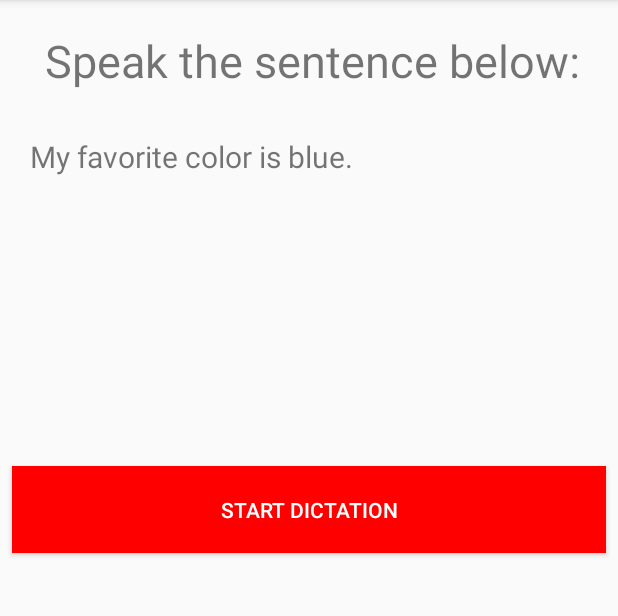
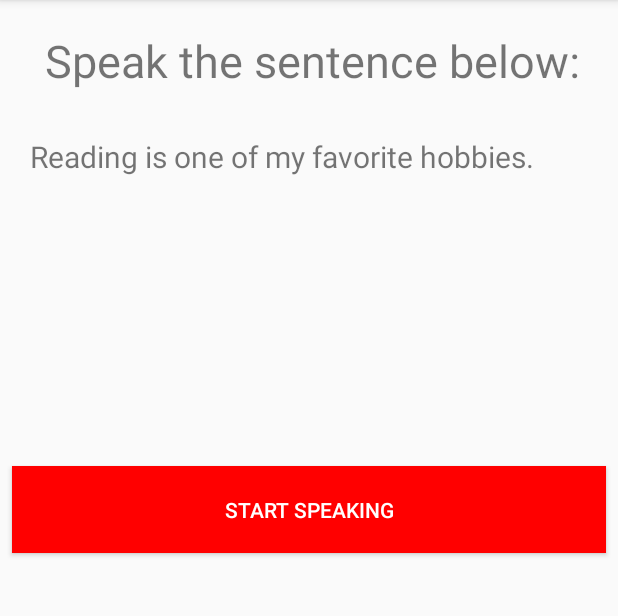
Before and after one commit to amrita-arun/TechnovationApp2020-21, an Android app: the screen it shows after launch (SpeakingActivity), on a phone screen of 412 x 824 dp, the part 84-700 px from its top. Run offline under Robolectric (Android 15) with nearby library versions, the phone set to English and light mode, and no system bars.

Commit message:
working on arraylist of questions

```diff
--- a/app/src/main/java/com/mvhs/technovation/speechapp/SpeakingActivity.java
+++ b/app/src/main/java/com/mvhs/technovation/speechapp/SpeakingActivity.java
@@ -22,6 +22,7 @@ public class SpeakingActivity extends AppCompatActivity {
     private String spokenSentence;
     private TextView sentence1;
     private TextView goodJob;
+    int question;
 
     @Override
     protected void onCreate(Bundle savedInstanceState) {
@@ -33,12 +34,28 @@ public class SpeakingActivity extends AppCompatActivity {
         questions.add("Reading is one of my favorite hobbies.");
         questions.add("My favorite color is blue.");
 
+        newQuestion();
+
+        /*
+        int question = (int)(Math.random() * questions.size());
         sentence1 = (TextView)findViewById(R.id.sentence);
-        sentence1.setText("My favorite color is blue.");
+        sentence1.setText(questions.get(question));
 
         goodJob = (TextView) findViewById(R.id.goodjob);
         goodJob.setVisibility(View.INVISIBLE);
 
+         */
+
+    }
+
+    public void newQuestion ()
+    {
+        int question = (int)(Math.random() * questions.size());
+        sentence1 = (TextView)findViewById(R.id.sentence);
+        sentence1.setText(questions.get(question));
+
+        goodJob = (TextView) findViewById(R.id.goodjob);
+        goodJob.setVisibility(View.INVISIBLE);
     }
 
 //This method is called with the button is pressed//
@@ -49,7 +66,7 @@ public class SpeakingActivity extends AppCompatActivity {
 
     {
         Intent intent = new Intent(RecognizerIntent.ACTION_RECOGNIZE_SPEECH);
-
+        goodJob.setVisibility(View.INVISIBLE);
         try
         {
             //Start the Activity and wait for the response
@@ -70,7 +87,7 @@ public class SpeakingActivity extends AppCompatActivity {
             case REQUEST_CODE: {
                 if (resultCode == RESULT_OK && null != data) {
                     ArrayList<String> result = data.getStringArrayListExtra(RecognizerIntent.EXTRA_RESULTS);
-                    textOutput.setText(result.get(0));
+                 //   textOutput.setText(result.get(0));
                     spokenSentence = result.get(0);
                 }
                 break;
@@ -81,6 +98,11 @@ public class SpeakingActivity extends AppCompatActivity {
         {
             goodJob.setVisibility(View.VISIBLE);
         }
+        else
+        {
+            goodJob.setText("Try again!");
+            goodJob.setVisibility(View.VISIBLE);
+        }
     }
 
 }
--- a/app/src/main/res/layout/activity_speaking2.xml
+++ b/app/src/main/res/layout/activity_speaking2.xml
@@ -27,7 +27,7 @@
         android:layout_width="match_parent"
         android:layout_height="58dp"
         android:background="#FF0000"
-        android:text="Start dictation"
+        android:text="Start speaking"
         android:textColor="#ffffff"
         android:onClick="onClick"
         android:layout_marginStart="8dp"
```
